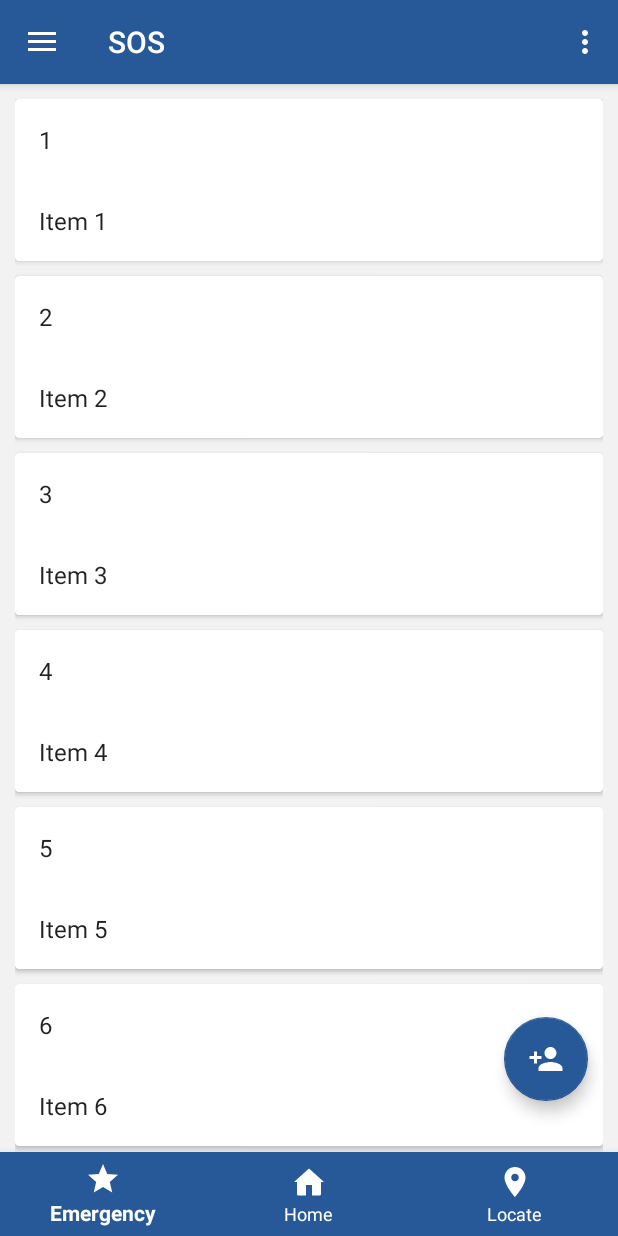
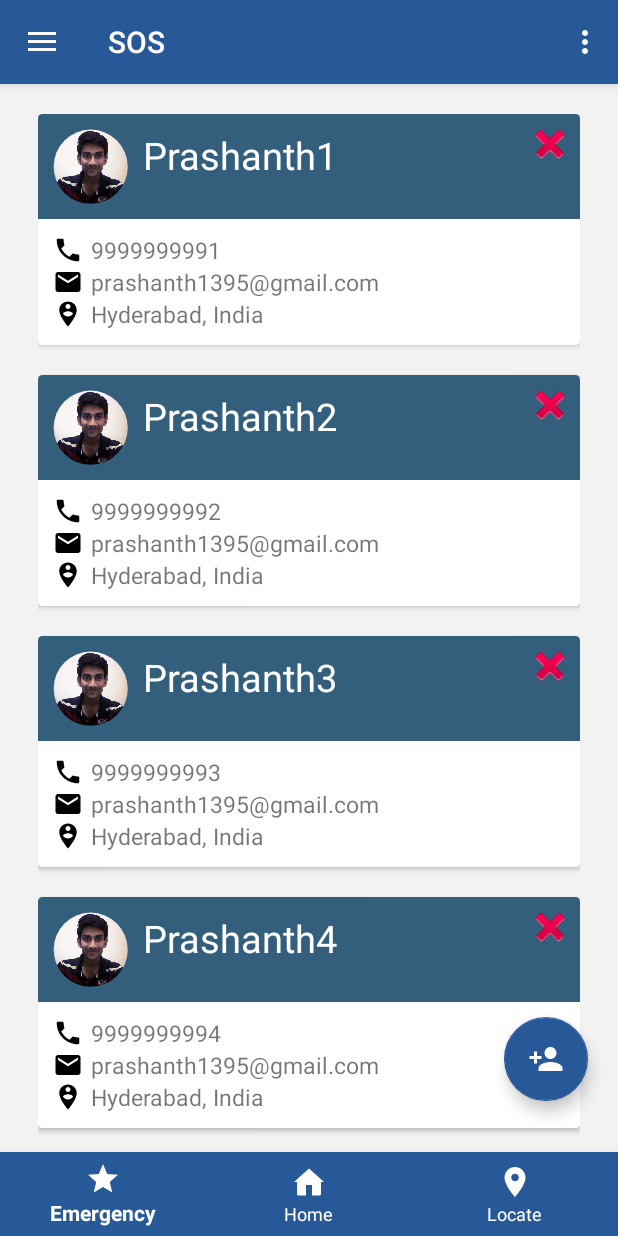
Before and after one commit to prashanth-nani/sos, an Android app: the MainActivity screen opened directly, with no data from a screen before it, after a tap on "Import", on a phone screen of 412 x 824 dp. Run offline under Robolectric (Android 15) with nearby library versions, the phone set to English and light mode, and no system bars; 1 other tap on this screen came first.

Commit message:
Create Contact Card layout with Image and contact details

```diff
--- a/app/src/main/java/in/ac/mnnit/sos/MainActivity.java
+++ b/app/src/main/java/in/ac/mnnit/sos/MainActivity.java
@@ -9,6 +9,7 @@ import android.support.design.widget.FloatingActionButton;
 import android.support.design.widget.Snackbar;
 import android.app.FragmentManager;
 import android.app.FragmentTransaction;
+import android.util.Log;
 import android.view.View;
 import android.support.design.widget.NavigationView;
 import android.support.v4.view.GravityCompat;
--- /dev/null
+++ b/app/src/main/java/in/ac/mnnit/sos/extras/RoundedImageView.java
@@ -0,0 +1,89 @@
+package in.ac.mnnit.sos.extras;
+
+/**
+ * Created by prashanth on 25/2/17.
+ */
+import android.content.Context;
+import android.graphics.Bitmap;
+import android.graphics.Bitmap.Config;
+import android.graphics.Canvas;
+import android.graphics.Color;
+import android.graphics.Paint;
+import android.graphics.PorterDuff.Mode;
+import android.graphics.PorterDuffXfermode;
+import android.graphics.Rect;
+import android.graphics.drawable.BitmapDrawable;
+import android.graphics.drawable.Drawable;
+import android.util.AttributeSet;
+import android.widget.ImageView;
+
+
+public class RoundedImageView extends ImageView {
+
+    public RoundedImageView(Context context) {
+        super(context);
+    }
+
+    public RoundedImageView(Context context, AttributeSet attrs) {
+        super(context, attrs);
+    }
+
+    public RoundedImageView(Context context, AttributeSet attrs, int defStyle) {
+        super(context, attrs, defStyle);
+    }
+
+    @Override
+    protected void onDraw(Canvas canvas) {
+
+        Drawable drawable = getDrawable();
+
+        if (drawable == null) {
+            return;
+        }
+
+        if (getWidth() == 0 || getHeight() == 0) {
+            return;
+        }
+        Bitmap b = ((BitmapDrawable) drawable).getBitmap();
+        Bitmap bitmap = b.copy(Bitmap.Config.ARGB_8888, true);
+
+        int w = getWidth(), h = getHeight();
+
+        Bitmap roundBitmap = getCroppedBitmap(bitmap, w);
+        canvas.drawBitmap(roundBitmap, 0, 0, null);
+
+    }
+
+    public static Bitmap getCroppedBitmap(Bitmap bmp, int radius) {
+        Bitmap sbmp;
+
+        if (bmp.getWidth() != radius || bmp.getHeight() != radius) {
+            float smallest = Math.min(bmp.getWidth(), bmp.getHeight());
+            float factor = smallest / radius;
+            sbmp = Bitmap.createScaledBitmap(bmp, (int)(bmp.getWidth() / factor), (int)(bmp.getHeight() / factor), false);
+        } else {
+            sbmp = bmp;
+        }
+
+        Bitmap output = Bitmap.createBitmap(radius, radius,
+                Config.ARGB_8888);
+        Canvas canvas = new Canvas(output);
+
+        final int color = 0xffa19774;
+        final Paint paint = new Paint();
+        final Rect rect = new Rect(0, 0, radius, radius);
+
+        paint.setAntiAlias(true);
+        paint.setFilterBitmap(true);
+        paint.setDither(true);
+        canvas.drawARGB(0, 0, 0, 0);
+        paint.setColor(Color.parseColor("#BAB399"));
+        canvas.drawCircle(radius / 2 + 0.7f,
+                radius / 2 + 0.7f, radius / 2 + 0.1f, paint);
+        paint.setXfermode(new PorterDuffXfermode(Mode.SRC_IN));
+        canvas.drawBitmap(sbmp, rect, rect, paint);
+
+        return output;
+    }
+
+}
--- a/app/src/main/java/in/ac/mnnit/sos/fragments/ContactFragment.java
+++ b/app/src/main/java/in/ac/mnnit/sos/fragments/ContactFragment.java
@@ -6,6 +6,7 @@ import android.app.Fragment;
 import android.support.v7.widget.GridLayoutManager;
 import android.support.v7.widget.LinearLayoutManager;
 import android.support.v7.widget.RecyclerView;
+import android.util.Log;
 import android.view.LayoutInflater;
 import android.view.View;
 import android.view.ViewGroup;
@@ -93,6 +94,10 @@ public class ContactFragment extends Fragment {
         mListener = null;
     }
 
+    public void onClickDelete(View v)
+    {
+        Log.d("test","Delete clicked");
+    }
     /**
      * This interface must be implemented by activities that contain this
      * fragment to allow an interaction in this fragment to be communicated
--- a/app/src/main/java/in/ac/mnnit/sos/fragments/dummy/DummyContent.java
+++ b/app/src/main/java/in/ac/mnnit/sos/fragments/dummy/DummyContent.java
@@ -38,7 +38,7 @@ public class DummyContent {
     }
 
     private static DummyItem createDummyItem(int position) {
-        return new DummyItem(String.valueOf(position), "Item " + position, makeDetails(position));
+        return new DummyItem("Prashanth"+String.valueOf(position), "999999999" + position, makeDetails(position));
     }
 
     private static String makeDetails(int position) {
--- /dev/null
+++ b/app/src/main/res/drawable/ic_call.xml
@@ -0,0 +1,9 @@
+<vector xmlns:android="http://schemas.android.com/apk/res/android"
+        android:width="20dp"
+        android:height="20dp"
+        android:viewportWidth="24.0"
+        android:viewportHeight="24.0">
+    <path
+        android:fillColor="#FF000000"
+        android:pathData="M6.62,10.79c1.44,2.83 3.76,5.14 6.59,6.59l2.2,-2.2c0.27,-0.27 0.67,-0.36 1.02,-0.24 1.12,0.37 2.33,0.57 3.57,0.57 0.55,0 1,0.45 1,1V20c0,0.55 -0.45,1 -1,1 -9.39,0 -17,-7.61 -17,-17 0,-0.55 0.45,-1 1,-1h3.5c0.55,0 1,0.45 1,1 0,1.25 0.2,2.45 0.57,3.57 0.11,0.35 0.03,0.74 -0.25,1.02l-2.2,2.2z"/>
+</vector>
--- /dev/null
+++ b/app/src/main/res/drawable/ic_email.xml
@@ -0,0 +1,4 @@
+<vector android:height="20dp" android:viewportHeight="24.0"
+    android:viewportWidth="24.0" android:width="20dp" xmlns:android="http://schemas.android.com/apk/res/android">
+    <path android:fillColor="#FF000000" android:pathData="M20,4L4,4c-1.1,0 -1.99,0.9 -1.99,2L2,18c0,1.1 0.9,2 2,2h16c1.1,0 2,-0.9 2,-2L22,6c0,-1.1 -0.9,-2 -2,-2zM20,8l-8,5 -8,-5L4,6l8,5 8,-5v2z"/>
+</vector>
--- /dev/null
+++ b/app/src/main/res/drawable/ic_person_location.xml
@@ -0,0 +1,4 @@
+<vector android:height="20dp" android:viewportHeight="24.0"
+    android:viewportWidth="24.0" android:width="20dp" xmlns:android="http://schemas.android.com/apk/res/android">
+    <path android:fillColor="#FF000000" android:pathData="M12,2C8.14,2 5,5.14 5,9c0,5.25 7,13 7,13s7,-7.75 7,-13c0,-3.86 -3.14,-7 -7,-7zM12,4c1.1,0 2,0.9 2,2 0,1.11 -0.9,2 -2,2s-2,-0.89 -2,-2c0,-1.1 0.9,-2 2,-2zM12,14c-1.67,0 -3.14,-0.85 -4,-2.15 0.02,-1.32 2.67,-2.05 4,-2.05s3.98,0.73 4,2.05c-0.86,1.3 -2.33,2.15 -4,2.15z"/>
+</vector>
--- a/app/src/main/res/layout/fragment_contact.xml
+++ b/app/src/main/res/layout/fragment_contact.xml
@@ -3,31 +3,83 @@
     xmlns:app="http://schemas.android.com/apk/res-auto"
     android:layout_width="match_parent"
     android:layout_height="wrap_content"
-    android:layout_marginBottom="10dp"
+    android:layout_marginBottom="20dp"
     app:cardCornerRadius="3dp"
     app:layout_collapseMode="parallax">
 
     <LinearLayout
         android:layout_width="match_parent"
         android:layout_height="wrap_content"
-        android:orientation="vertical"
-        android:background="#FFFFFF">
+        android:background="#FFFFFF"
+        android:orientation="vertical">
 
-        <TextView
-            android:id="@+id/id"
-            android:text="Title"
-            android:layout_width="wrap_content"
+        <LinearLayout
+            android:layout_width="match_parent"
             android:layout_height="wrap_content"
-            android:layout_margin="@dimen/text_margin"
-            android:textAppearance="?attr/textAppearanceListItem" />
+            android:orientation="horizontal"
+            android:padding="10dp"
+            android:background="#335f7c">
 
-        <TextView
-            android:id="@+id/content"
-            android:text="Description"
-            android:layout_width="wrap_content"
+            <LinearLayout
+                android:layout_width="0dp"
+                android:layout_height="wrap_content"
+                android:layout_weight="4">
+
+                <in.ac.mnnit.sos.extras.RoundedImageView
+                    android:layout_width="50dp"
+                    android:layout_height="50dp"
+                    android:layout_marginRight="10dp"
+                    android:src="@drawable/dp"
+                    android:clickable="true"/>
+
+                <TextView
+                    android:id="@+id/id"
+                    android:textSize="25sp"
+                    android:textColor="@color/white"
+                    android:layout_width="match_parent"
+                    android:layout_height="50dp"
+                    android:text="Hello" />
+            </LinearLayout>
+            <ImageButton
+                android:layout_width="20dp"
+                android:layout_height="20dp"
+                android:background="@android:color/transparent"
+                android:src="@android:drawable/ic_delete" />
+
+        </LinearLayout>
+
+        <LinearLayout
+            android:layout_width="match_parent"
             android:layout_height="wrap_content"
-            android:layout_margin="@dimen/text_margin"
-            android:textAppearance="?attr/textAppearanceListItem" />
+            android:padding="10dp"
+            android:orientation="vertical">
+
+            <TextView
+                android:id="@+id/content"
+                android:textSize="15sp"
+                android:drawableLeft="@drawable/ic_call"
+                android:drawablePadding="5dp"
+                android:layout_width="match_parent"
+                android:layout_height="wrap_content" />
+
+            <TextView
+                android:drawableLeft="@drawable/ic_email"
+                android:drawablePadding="5dp"
+                android:text="prashanth1395@gmail.com"
+                android:textSize="15sp"
+                android:layout_width="match_parent"
+                android:layout_height="wrap_content" />
+
+            <TextView
+                android:drawableLeft="@drawable/ic_person_location"
+                android:drawablePadding="5dp"
+                android:text="Hyderabad, India"
+                android:textSize="15sp"
+                android:layout_width="match_parent"
+                android:layout_height="wrap_content" />
+
+        </LinearLayout>
+
     </LinearLayout>
 
 </android.support.v7.widget.CardView>
--- a/app/src/main/res/layout/fragment_contact_list.xml
+++ b/app/src/main/res/layout/fragment_contact_list.xml
@@ -6,9 +6,9 @@
     android:name="in.ac.mnnit.sos.fragments.ContactFragment"
     android:layout_width="match_parent"
     android:layout_height="match_parent"
-    android:paddingTop="10dp"
-    android:paddingLeft="10dp"
-    android:paddingRight="10dp"
+    android:paddingTop="20dp"
+    android:paddingLeft="25dp"
+    android:paddingRight="25dp"
     android:paddingBottom="55dp"
     android:background="#F2F2F2"
     app:layoutManager="LinearLayoutManager"
```
Also changed, not shown: app/src/main/res/drawable/dp.jpg (added).
